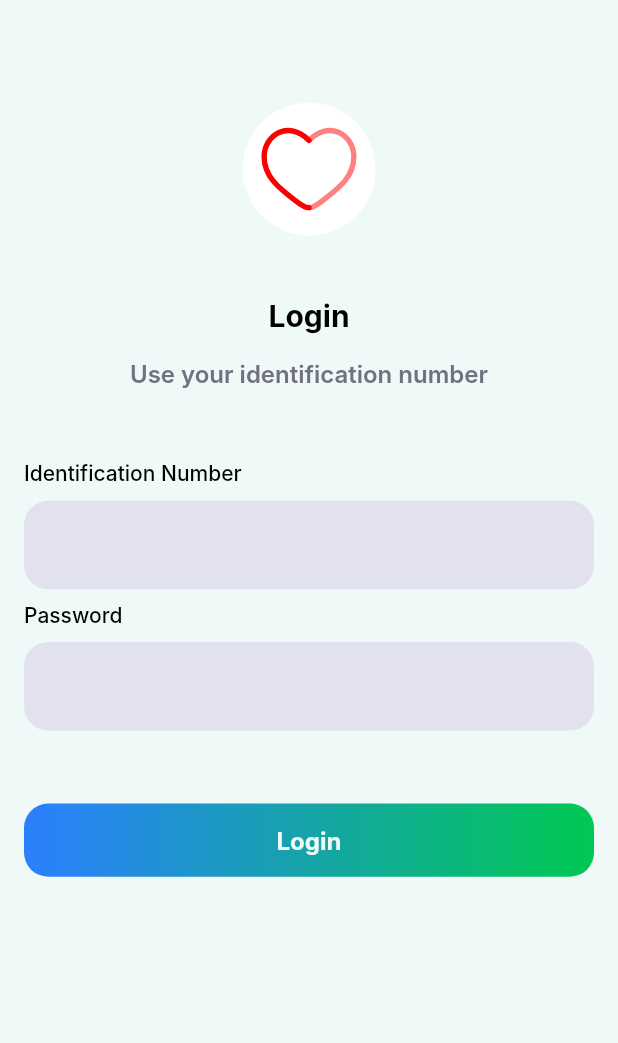
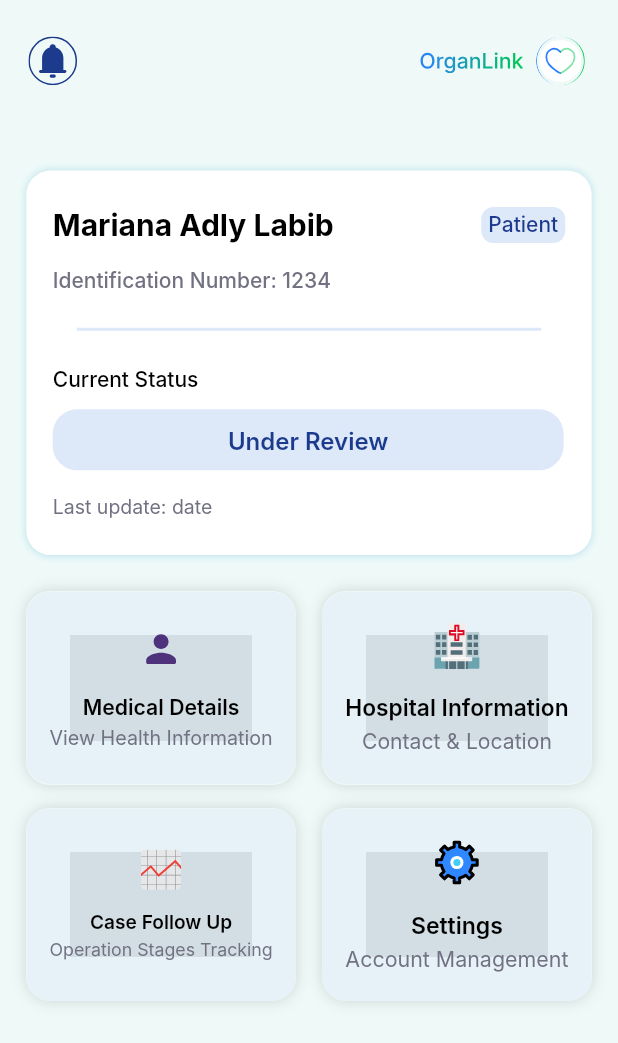
Before and after one commit to MarianAdly21/organ-link, a Flutter app: the screen it shows after launch, on a phone screen of 412 x 824 dp. Shown: the top 1043 px of the screen. Run offline on Flutter 3.47's test engine with Material 3 defaults, Android fonts, the light colour scheme and no system bars; our stand-ins replace cached_network_image, device_info_plus, dio, dropdown_button2, equatable, flutter_bloc and 10 more; Roboto replaces fonts that are missing (Inter).

Commit message:
complete user home screen UI

```diff
--- a/lib/app_router.dart
+++ b/lib/app_router.dart
@@ -1,6 +1,7 @@
 import 'package:flutter/material.dart';
 import 'package:organ_link/features/login/screen/login_screen.dart';
 import 'package:organ_link/features/splash/splash_screen.dart';
+import 'package:organ_link/features/user_flow/home/screen/home_user_screen.dart';
 
 class AppRouter {
   static final GlobalKey<NavigatorState> mainNavigatorKey =
@@ -9,5 +10,6 @@ class AppRouter {
   static final routes = {
     SplashScreen.routeName: (ctx) => const SplashScreen(),
    LoginScreen.routName:(ctx)=>const LoginScreen(),
+   HomeUserScreen.routeName:(ctx)=> const HomeUserScreen(),
     };
 }
--- /dev/null
+++ b/lib/features/user_flow/home/model/card_ui_model.dart
@@ -0,0 +1,9 @@
+class CardUiModel {
+  final String icon;
+  final String title;
+  final String subTitle;
+  final void Function() onTap;
+
+  CardUiModel({required this.icon, required this.title, required this.subTitle, required this.onTap});
+
+}
--- /dev/null
+++ b/lib/features/user_flow/home/screen/home_user_screen.dart
@@ -0,0 +1,234 @@
+import 'package:flutter/material.dart';
+import 'package:flutter_screenutil/flutter_screenutil.dart';
+import 'package:flutter_svg/flutter_svg.dart';
+import 'package:organ_link/_core/extensions/extension_localization.dart';
+import 'package:organ_link/_core/extensions/extension_theme.dart';
+import 'package:organ_link/_core/widgets/base_stateful_screen_widget.dart';
+import 'package:organ_link/features/user_flow/home/model/card_ui_model.dart';
+import 'package:organ_link/features/user_flow/home/widget/custom_card_widget.dart';
+import 'package:organ_link/features/widgets/custom_divider_widget.dart';
+import 'package:organ_link/res/app_asset_paths.dart';
+import 'package:organ_link/res/app_colors.dart';
+import 'package:organ_link/utils/locale/app_localization_keys.dart';
+
+class HomeUserScreen extends BaseStatefulScreenWidget {
+  const HomeUserScreen({super.key});
+  static const routeName = "/home-user-screen";
+
+  @override
+  BaseScreenState<BaseStatefulScreenWidget> baseScreenCreateState() =>
+      _HomeUserScreenState();
+}
+
+class _HomeUserScreenState extends BaseScreenState<HomeUserScreen> {
+  final List<CardUiModel> cards = [
+    CardUiModel(
+      icon: AppAssetPaths.personalIcon,
+      title: LocalizationKeys.medicalDetails,
+      subTitle: LocalizationKeys.viewHealthInformation,
+      onTap: () {},
+    ),
+    CardUiModel(
+      icon: AppAssetPaths.hospitalIcon,
+      title: LocalizationKeys.hospitalInformation,
+      subTitle: LocalizationKeys.contactAndLocation,
+      onTap: () {},
+    ),
+    CardUiModel(
+      icon: AppAssetPaths.stockChartIcon,
+      title: LocalizationKeys.caseFollowUp,
+      subTitle: LocalizationKeys.operationStagesTracking,
+      onTap: () {},
+    ),
+    CardUiModel(
+      icon: AppAssetPaths.settingIcon,
+      title: LocalizationKeys.settings,
+      subTitle: LocalizationKeys.accountManagement,
+      onTap: () {},
+    ),
+  ];
+
+  @override
+  Widget baseScreenBuild(BuildContext context) {
+    return Scaffold(
+      backgroundColor: AppColors.scaffoldBackground,
+      body: _buildBody(),
+    );
+  }
+
+
+///////////////////////////////////////////////////////////
+/////////////////// Helper methods ////////////////////////
+///////////////////////////////////////////////////////////
+  Widget _buildBody() {
+    return SafeArea(
+      child: Padding(
+        padding: EdgeInsets.symmetric(vertical: 24.h, horizontal: 16.w),
+        child: Column(
+          children: [
+            _appBarWidget(),
+            SizedBox(height: 8.h),
+            Expanded(
+              child: SingleChildScrollView(
+                child: Column(
+                  children: [
+                    SizedBox(height: 48.h),
+                    _cardDetails(),
+                    SizedBox(height: 24.h),
+                    buildBodyList(),
+                  ],
+                ),
+              ),
+            ),
+          ],
+        ),
+      ),
+    );
+  }
+
+  Widget buildBodyList() {
+    return GridView.builder(
+      gridDelegate: SliverGridDelegateWithFixedCrossAxisCount(
+        crossAxisCount: 2,
+        childAspectRatio: 1.4,
+        crossAxisSpacing: 16.w,
+        mainAxisSpacing: 16.h,
+      ),
+      shrinkWrap: true,
+      physics: const NeverScrollableScrollPhysics(),
+      padding: EdgeInsets.zero,
+      itemCount: 4,
+      itemBuilder: (ctx, index) {
+        return CustomCardWidget(cardUiModel: cards[index]);
+      },
+    );
+  }
+
+  Widget _appBarWidget() {
+    return Row(
+      mainAxisAlignment: MainAxisAlignment.spaceBetween,
+      children: [
+        SvgPicture.asset(
+          height: 32.h,
+          width: 32.w,
+          AppAssetPaths.notificationIcon,
+        ),
+        GestureDetector(
+          onTap: () {},
+          child: SvgPicture.asset(
+            height: 32.h,
+            width: 109.w,
+            AppAssetPaths.organLinkTextWithIcon,
+          ),
+        ),
+      ],
+    );
+  }
+
+  Widget _cardDetails() {
+    return Container(
+      // height: 230.h,
+      width: 343.w,
+      decoration: BoxDecoration(
+        boxShadow: [
+          BoxShadow(
+            color: AppColors.shadowForContainerInfo.withValues(alpha: 0.25),
+            blurRadius: 4,
+          ),
+        ],
+        borderRadius: BorderRadius.circular(16.r),
+        color: AppColors.containerColor,
+      ),
+      child: Padding(
+        padding: EdgeInsets.symmetric(horizontal: 16.w, vertical: 24.h),
+        child: Column(
+          crossAxisAlignment: CrossAxisAlignment.start,
+          children: [
+            Row(
+              mainAxisAlignment: MainAxisAlignment.spaceBetween,
+              crossAxisAlignment: CrossAxisAlignment.start,
+              children: [
+                Column(
+                  crossAxisAlignment: CrossAxisAlignment.start,
+                  mainAxisSize: MainAxisSize.min,
+                  children: [
+                    Text(
+                      "Mariana Adly Labib",
+                      style: context.textTheme.bodyLarge!.copyWith(
+                        color: AppColors.blackText,
+                      ),
+                    ),
+                    SizedBox(height: 16.h),
+                    Text(
+                      "${context.translate(LocalizationKeys.identificationNumberWithColumn)}1234 ",
+                      style: context.textTheme.labelMedium!.copyWith(
+                        color: AppColors.grayText,
+                      ),
+                    ),
+                  ],
+                ),
+                Container(
+                  height: 24,
+                  width: 56,
+                  decoration: BoxDecoration(
+                    borderRadius: BorderRadius.circular(8.r),
+                    color: AppColors.displayFieldBGColor,
+                  ),
+                  child: Center(
+                    child: FittedBox(
+                      fit: BoxFit.scaleDown,
+                      child: Text(
+                        context.translate(LocalizationKeys.patient),
+                        /// change based on condition
+                        style: context.textTheme.labelMedium!.copyWith(
+                          color: AppColors.textColor,
+                          fontSize: 14,
+                          height: 1.2,
+                        ),
+                      ),
+                    ),
+                  ),
+                ),
+              ],
+            ),
+            CustomDividerWidget(),
+            Text(
+              context.translate(LocalizationKeys.currentStatus),
+              style: context.textTheme.labelMedium!.copyWith(
+                color: AppColors.blackText,
+              ),
+            ),
+            SizedBox(height: 12.h),
+            Container(
+              height: 40.h,
+              width: 310.w,
+              decoration: BoxDecoration(
+                borderRadius: BorderRadius.circular(16.r),
+                color: AppColors.displayFieldBGColor,
+              ),
+              child: Center(
+                child: Text(
+                  context.translate(LocalizationKeys.underReview),
+                  /// change based on condition
+                  style: context.textTheme.bodyMedium!.copyWith(
+                    color: AppColors.textColor,
+                    fontWeight: FontWeight.w600,
+                  ),
+                ),
+              ),
+            ),
+            SizedBox(height: 16.h),
+            Text(
+              "${context.translate(LocalizationKeys.lastUpdate)}date",
+              style: context.textTheme.bodySmall!.copyWith(
+                color: AppColors.grayText,
+                fontWeight: FontWeight.w400,
+                fontSize: 13,
+              ),
+            ),
+          ],
+        ),
+      ),
+    );
+  }
+}
--- /dev/null
+++ b/lib/features/user_flow/home/widget/custom_card_widget.dart
@@ -0,0 +1,65 @@
+import 'package:flutter/material.dart';
+import 'package:flutter_screenutil/flutter_screenutil.dart';
+import 'package:flutter_svg/svg.dart';
+import 'package:organ_link/_core/extensions/extension_localization.dart';
+import 'package:organ_link/_core/extensions/extension_theme.dart';
+import 'package:organ_link/features/user_flow/home/model/card_ui_model.dart';
+import 'package:organ_link/res/app_colors.dart';
+
+class CustomCardWidget extends StatelessWidget {
+  const CustomCardWidget({super.key, required this.cardUiModel});
+  final CardUiModel cardUiModel;
+  @override
+  Widget build(BuildContext context) {
+    return GestureDetector(
+      onTap: cardUiModel.onTap,
+      child: Container(
+        // height: 116.h,
+        //  width: 164.w,
+        padding: EdgeInsets.symmetric(vertical: 18.h, horizontal: 14.w),
+        decoration: BoxDecoration(
+          borderRadius: BorderRadius.circular(16),
+          boxShadow: [
+            BoxShadow(
+              blurStyle: BlurStyle.outer,
+              blurRadius: 8,
+              color: Colors.black.withValues(alpha: 0.15),
+            ),
+          ],
+          color: AppColors.homeCardBG.withValues(alpha: 0.45),
+        ),
+        child: FittedBox(
+          fit: BoxFit.scaleDown,
+          child: Column(
+            mainAxisAlignment: MainAxisAlignment.center,
+            mainAxisSize: MainAxisSize.min,
+            children: [
+              SvgPicture.asset(width: 32.w, height: 32.h, cardUiModel.icon),
+              SizedBox(height: 16.h),
+              Text(
+                context.translate(cardUiModel.title),
+                style: context.textTheme.labelMedium!.copyWith(
+                  fontWeight: FontWeight.w600,
+                  color: AppColors.blackText,
+                  fontSize: 14.sp,
+                ),
+              ),
+              SizedBox(height: 4.h),
+              Text(
+                // maxLines: 1,
+                // overflow: TextOverflow.visible,
+                textAlign: TextAlign.center,
+               context.translate( cardUiModel.subTitle),
+                style: context.textTheme.labelMedium!.copyWith(
+                  fontWeight: FontWeight.w400,
+                  fontSize: 13.sp,
+                  color: AppColors.grayText,
+                ),
+              ),
+            ],
+          ),
+        ),
+      ),
+    );
+  }
+}
--- a/lib/features/widgets/app_buttons/app_button_with_gradient_colors.dart
+++ b/lib/features/widgets/app_buttons/app_button_with_gradient_colors.dart
@@ -33,7 +33,7 @@ class AppButtonWithGradientColors extends BaseStatelessWidget {
             style: context.textTheme.labelLarge!.copyWith(
               color: AppColors.appButtonText,
               fontWeight: FontWeight.w700,
-              fontSize: 16,
+              fontSize: 16.sp,
             ),
           ),
         ),
--- /dev/null
+++ b/lib/features/widgets/custom_divider_widget.dart
@@ -0,0 +1,20 @@
+import 'package:flutter/material.dart';
+import 'package:flutter_screenutil/flutter_screenutil.dart';
+import 'package:organ_link/res/app_colors.dart';
+
+class CustomDividerWidget extends StatelessWidget {
+  const CustomDividerWidget({super.key});
+
+  @override
+  Widget build(BuildContext context) {
+    return Padding(
+      padding: EdgeInsets.symmetric(vertical: 16.h),
+      child: Divider(
+        indent: 16,
+        endIndent: 16,
+        thickness: 2,
+        color: AppColors.displayFieldBGColor,
+      ),
+    );
+  }
+}
--- a/lib/features/widgets/text_field/app_text_form_filed_widget.dart
+++ b/lib/features/widgets/text_field/app_text_form_filed_widget.dart
@@ -1,5 +1,6 @@
 import 'package:flutter/material.dart';
 import 'package:flutter/services.dart';
+import 'package:flutter_screenutil/flutter_screenutil.dart';
 import 'package:organ_link/_core/extensions/extension_theme.dart';
 import 'package:organ_link/res/app_colors.dart';
 import 'package:organ_link/utils/empty/empty_widgets.dart';
@@ -86,9 +87,9 @@ class _AppTextFormFieldState extends State<AppTextFormField> {
         widget.title != null
             ? Text(
                 widget.title!,
-                style: const TextStyle(
+                style: TextStyle(
                   color: AppColors.blackText,
-                  fontSize: 14,
+                  fontSize: 14.sp,
                   fontWeight: FontWeight.w500,
                 ),
               )
@@ -119,7 +120,7 @@ class _AppTextFormFieldState extends State<AppTextFormField> {
             filled: true,
             hintStyle:
                 widget.hintTextStyle ??
-                context.textTheme.labelMedium!.copyWith(fontSize: 16),
+                context.textTheme.labelMedium!.copyWith(fontSize: 16.sp),
             enabledBorder: OutlineInputBorder(
               borderRadius: BorderRadius.circular(16),
               borderSide: BorderSide(
--- a/lib/features/widgets/text_field/custom_drop_down_form_filed_widget.dart
+++ b/lib/features/widgets/text_field/custom_drop_down_form_filed_widget.dart
@@ -78,9 +78,9 @@ class _CustomDropDownFormFiledWidgetState
         widget.title != null
             ? Text(
                 widget.title!,
-                style: const TextStyle(
+                style:  TextStyle(
                   color: AppColors.formFieldTitle,
-                  fontSize: 14,
+                  fontSize: 14.sp,
                   fontWeight: FontWeight.w500,
                 ),
               )
@@ -147,9 +147,9 @@ class _CustomDropDownFormFiledWidgetState
             }
             setState(() {});
           },
-          style: const TextStyle(
+          style:  TextStyle(
             color: AppColors.formFieldText,
-            fontSize: 14,
+            fontSize: 14.sp,
             fontWeight: FontWeight.w600,
           ),
           onSaved: widget.onSaved,
--- a/lib/main.dart
+++ b/lib/main.dart
@@ -7,6 +7,7 @@ import 'package:flutter_screenutil/flutter_screenutil.dart';
 import 'package:organ_link/apis/_base/dio_api_manager.dart';
 import 'package:organ_link/app_router.dart';
 import 'package:organ_link/features/splash/splash_screen.dart';
+import 'package:organ_link/features/user_flow/home/screen/home_user_screen.dart';
 import 'package:organ_link/preferences/preferences_manager.dart';
 import 'package:get_it/get_it.dart';
 import 'package:organ_link/utils/bloc_observer/app_bloc_observer.dart';
@@ -119,7 +120,8 @@ class _OrganLinkState extends State<OrganLink> {
                       navigatorKey: AppRouter.mainNavigatorKey,
 
                       routes: AppRouter.routes,
-                      home: const SplashScreen(),
+                      home: const HomeUserScreen(),
+                      //const SplashScreen(),
                     ),
                   );
                 },
--- a/lib/res/app_asset_paths.dart
+++ b/lib/res/app_asset_paths.dart
@@ -1,3 +1,13 @@
 class AppAssetPaths {
   static const String logo = "assets/logo/logo.svg";
+
+  //// icons
+  /// home User Screen
+  static const String hospitalIcon = "assets/icons/hospital_icon.svg";
+  static const String notificationIcon = "assets/icons/notification_icon.svg";
+  static const String organLinkTextWithIcon =
+      "assets/icons/organ_link_text_with_icon.svg";
+  static const String settingIcon = "assets/icons/setting_icon.svg";
+  static const String stockChartIcon = "assets/icons/stock_chart_icon.svg";
+  static const String personalIcon = "assets/icons/personal_icon.svg";
 }
--- a/lib/res/app_colors.dart
+++ b/lib/res/app_colors.dart
@@ -26,10 +26,9 @@ class AppColors {
   static const _malachite = Color(0xff00C951);
   static const _dodgerBlueApprox = Color(0xff2B7FFF);
   static const _athensGrayApprox = Color(0xffE2E2EE);
-  static const _trasparent = Colors.transparent;
-
-
-
+  static const _transparent = Colors.transparent;
+  static const _linkWaterApprox = Color(0xffDDE8F9);
+  static const _curiousBlueApprox = Color(0xff2094CF);
 
   /// app main theme ...
   static const mainColor = _malachite;
@@ -57,7 +56,6 @@ class AppColors {
   static const textColor = _jacksonsPurpleApprox;
   static const grayText = _stormGrayApprox;
   static const blackText = _black;
-
 
   static const titleMedium = _bluish;
   static const headlineMedium = _blackCow;
@@ -94,8 +92,7 @@ class AppColors {
   static const formFieldProfileErrorIBorder = _red;
   static const formFieldFocusIBorder = _cloudBurst;
   static const formFieldTitle = _cloudBurst;
-  static const transparent = _trasparent;
-
+  static const transparent = _transparent;
 
   /// dialogs ..
   static const closeDialogIcon = _nobel;
@@ -115,7 +112,6 @@ class AppColors {
   static const changePasswordSuccessText = _bluish;
   static const changePasswordSuccessModalDivider = _geyser;
   static const changePasswordSuccessModalCloseIcon = _geyser;
-
 
   /// filter modal sheet
   static const filterTitles = _black;
@@ -141,7 +137,6 @@ class AppColors {
   static const multiDropDownFocusBorder = _cloudBurst;
   static const multiDropDownSelectedItemBackground = _bluish;
 
-
   /// paging
   static const paginationLoadingBackground = _white;
 
@@ -153,4 +148,11 @@ class AppColors {
 
   /// Loader
   static const whiteLoader = _white;
+
+  /// Home User Screen
+  static const containerColor = _white;
+  static const displayFieldBGColor = _linkWaterApprox;
+  static const dividerColor = _alto;
+  static const shadowForContainerInfo = _curiousBlueApprox;
+  static const homeCardBG = _linkWaterApprox;
 }
--- a/lib/utils/locale/app_localization_keys.dart
+++ b/lib/utils/locale/app_localization_keys.dart
@@ -38,4 +38,17 @@ class LocalizationKeys {
   static const identificationNumber = "identification_number";
   static const password = "Password";
   static const login = "login";
+  static const hospitalInformation = "hospital_information";
+  static const contactAndLocation = "contact_and_location";
+  static const medicalDetails = "medical_details";
+  static const viewHealthInformation = "view_health_information";
+  static const caseFollowUp = "case_follow_up";
+  static const operationStagesTracking = "operation_stages_tracking";
+  static const settings = "settings";
+  static const accountManagement = "account_management";
+static const identificationNumberWithColumn= "identification_number_with_column";
+static const patient= "patient";
+static const currentStatus="current_status";
+static const underReview= "under_review";
+static const lastUpdate= "last_update";
 }
```
Also changed, not shown: locale/ar.json (+14 -4 lines), locale/en.json (+15 -1 lines), assets/icons/hospital_icon.svg (added), assets/icons/notification_icon.svg (added), assets/icons/organ_link_text_with_icon.svg (added), assets/icons/personal_icon.svg (added), assets/icons/setting_icon.svg (added), assets/icons/stock_chart_icon.svg (added).
